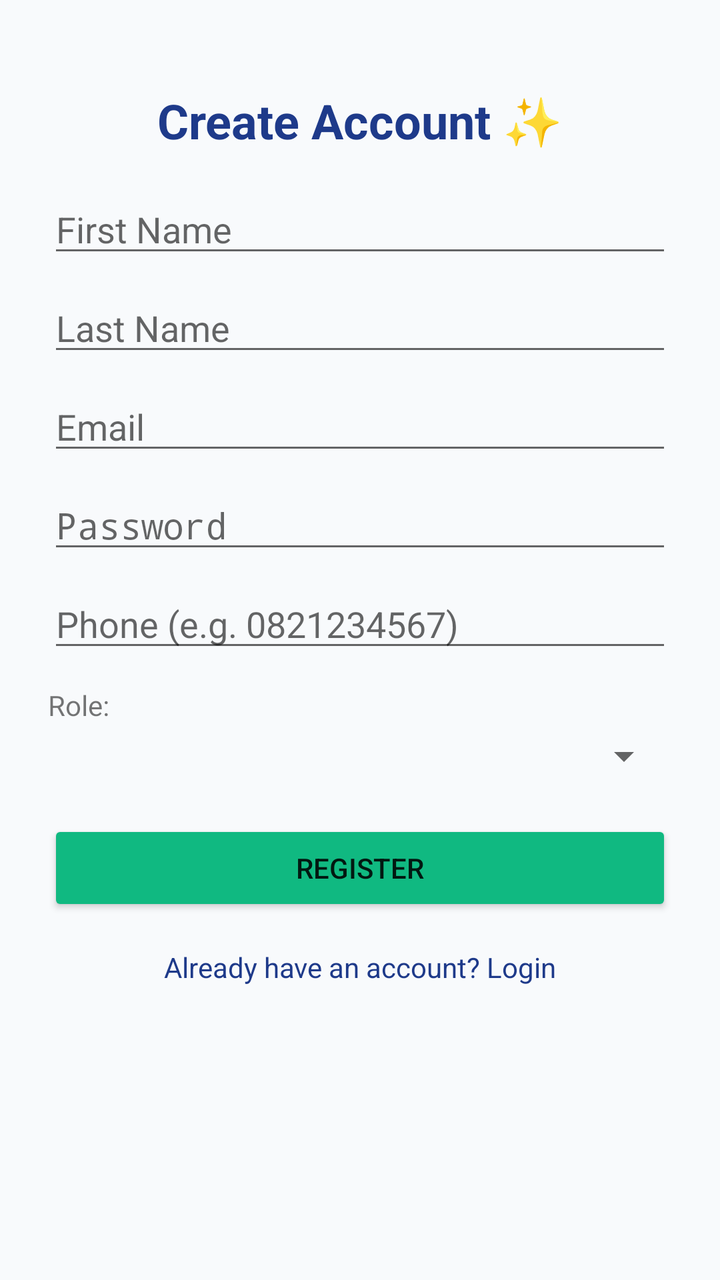
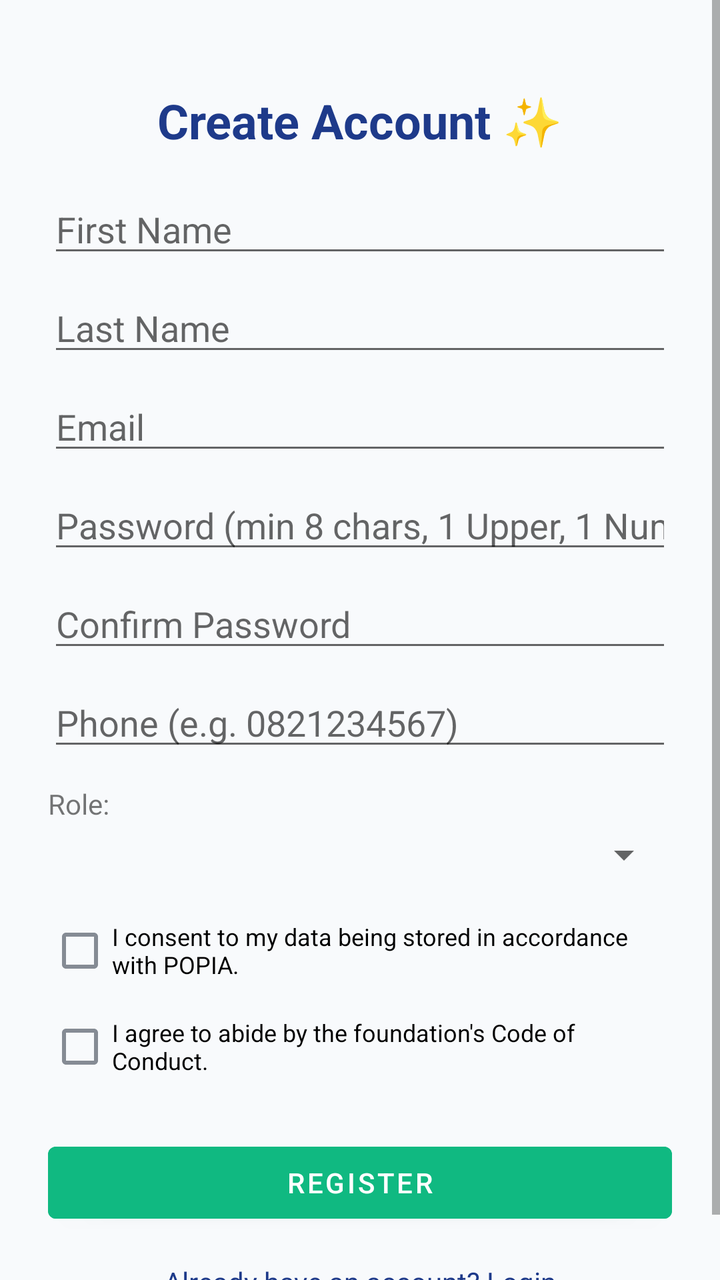

Compare the two renders of this Android layout. The source of the first and the diff that turns it into the second are given below.
<!-- AndroidManifest.xml: application theme Theme.EasySaturdaysApp -->
<!-- res/layout/activity_register.xml -->
<?xml version="1.0" encoding="utf-8"?>
<ScrollView xmlns:android="http://schemas.android.com/apk/res/android"
    android:layout_width="match_parent" android:layout_height="match_parent" android:background="#F8FAFC">
    <LinearLayout android:layout_width="match_parent" android:layout_height="wrap_content" android:orientation="vertical" android:padding="24dp">
        <TextView android:layout_width="match_parent" android:layout_height="wrap_content" android:text="@string/create_account" android:textSize="24sp" android:textStyle="bold" android:textColor="#1E3A8A" android:gravity="center" android:layout_marginTop="20dp"/>

        <EditText android:id="@+id/etRegFirstName" android:layout_width="match_parent" android:layout_height="wrap_content" android:hint="@string/first_name" android:layout_marginTop="16dp"/>
        <EditText android:id="@+id/etRegLastName" android:layout_width="match_parent" android:layout_height="wrap_content" android:hint="@string/last_name" android:layout_marginTop="8dp"/>
        <EditText android:id="@+id/etRegEmail" android:layout_width="match_parent" android:layout_height="wrap_content" android:hint="@string/email" android:inputType="textEmailAddress" android:layout_marginTop="8dp"/>
        <EditText android:id="@+id/etRegPassword" android:layout_width="match_parent" android:layout_height="wrap_content" android:hint="@string/password" android:inputType="textPassword" android:layout_marginTop="8dp"/>
        <EditText android:id="@+id/etRegPhone" android:layout_width="match_parent" android:layout_height="wrap_content" android:hint="@string/phone_e_g_0821234567" android:inputType="phone" android:layout_marginTop="8dp"/>

        <TextView android:layout_width="match_parent" android:layout_height="wrap_content" android:text="@string/role" android:layout_marginTop="12dp"/>
        <Spinner android:id="@+id/spinnerRole" android:layout_width="match_parent" android:layout_height="wrap_content" android:layout_marginTop="4dp"/>

        <Button android:id="@+id/btnRegister" android:layout_width="match_parent" android:layout_height="wrap_content" android:text="@string/register" android:backgroundTint="#10B981" android:layout_marginTop="20dp"/>
        <TextView android:id="@+id/tvGoToLogin" android:layout_width="match_parent" android:layout_height="wrap_content" android:text="@string/already_have_an_account_login" android:textColor="#1E3A8A" android:gravity="center" android:layout_marginTop="16dp"/>
    </LinearLayout>
</ScrollView>
<!-- resources referenced by this layout -->
<resources>
  <string name="already_have_an_account_login">Already have an account? Login</string>
  <string name="create_account">Create Account ✨</string>
  <string name="email">Email</string>
  <string name="first_name">First Name</string>
  <string name="last_name">Last Name</string>
  <string name="password">Password</string>
  <string name="phone_e_g_0821234567">Phone (e.g. 0821234567)</string>
  <string name="register">Register</string>
  <string name="role">Role:</string>
  <style name="Theme.EasySaturdaysApp" parent="Theme.AppCompat.Light.NoActionBar">
      </style>
</resources>

<!-- the commit's change to res/layout/activity_register.xml (unified diff, before → after) -->
@@ -1,18 +1,46 @@
 <?xml version="1.0" encoding="utf-8"?>
 <ScrollView xmlns:android="http://schemas.android.com/apk/res/android"
-    android:layout_width="match_parent" android:layout_height="match_parent" android:background="#F8FAFC">
-    <LinearLayout android:layout_width="match_parent" android:layout_height="wrap_content" android:orientation="vertical" android:padding="24dp">
-        <TextView android:layout_width="match_parent" android:layout_height="wrap_content" android:text="@string/create_account" android:textSize="24sp" android:textStyle="bold" android:textColor="#1E3A8A" android:gravity="center" android:layout_marginTop="20dp"/>
+    android:layout_width="match_parent"
+    android:layout_height="match_parent"
+    android:background="#F8FAFC">
+
+    <LinearLayout
+        android:layout_width="match_parent"
+        android:layout_height="wrap_content"
+        android:orientation="vertical"
+        android:padding="24dp">
+
+        <TextView
+            android:layout_width="match_parent"
+            android:layout_height="wrap_content"
+            android:text="@string/create_account"
+            android:textSize="24sp"
+            android:textStyle="bold"
+            android:textColor="#1E3A8A"
+            android:gravity="center"
+            android:layout_marginTop="20dp"/>
 
         <EditText android:id="@+id/etRegFirstName" android:layout_width="match_parent" android:layout_height="wrap_content" android:hint="@string/first_name" android:layout_marginTop="16dp"/>
         <EditText android:id="@+id/etRegLastName" android:layout_width="match_parent" android:layout_height="wrap_content" android:hint="@string/last_name" android:layout_marginTop="8dp"/>
         <EditText android:id="@+id/etRegEmail" android:layout_width="match_parent" android:layout_height="wrap_content" android:hint="@string/email" android:inputType="textEmailAddress" android:layout_marginTop="8dp"/>
-        <EditText android:id="@+id/etRegPassword" android:layout_width="match_parent" android:layout_height="wrap_content" android:hint="@string/password" android:inputType="textPassword" android:layout_marginTop="8dp"/>
+
+        
+        <EditText android:id="@+id/etRegPassword" android:layout_width="match_parent" android:layout_height="wrap_content" android:hint="Password (min 8 chars, 1 Upper, 1 Num)" android:inputType="textPassword" android:layout_marginTop="8dp"/>
+
+        
+        <EditText android:id="@+id/etRegConfirmPassword" android:layout_width="match_parent" android:layout_height="wrap_content" android:hint="Confirm Password" android:inputType="textPassword" android:layout_marginTop="8dp"/>
+
         <EditText android:id="@+id/etRegPhone" android:layout_width="match_parent" android:layout_height="wrap_content" android:hint="@string/phone_e_g_0821234567" android:inputType="phone" android:layout_marginTop="8dp"/>
 
         <TextView android:layout_width="match_parent" android:layout_height="wrap_content" android:text="@string/role" android:layout_marginTop="12dp"/>
         <Spinner android:id="@+id/spinnerRole" android:layout_width="match_parent" android:layout_height="wrap_content" android:layout_marginTop="4dp"/>
 
+        
+        <CheckBox android:id="@+id/cbPopia" android:layout_width="match_parent" android:layout_height="wrap_content" android:text="I consent to my data being stored in accordance with POPIA." android:textSize="12sp" android:layout_marginTop="12dp"/>
+
+        
+        <CheckBox android:id="@+id/cbTerms" android:layout_width="match_parent" android:layout_height="wrap_content" android:text="I agree to abide by the foundation's Code of Conduct." android:textSize="12sp"/>
+
         <Button android:id="@+id/btnRegister" android:layout_width="match_parent" android:layout_height="wrap_content" android:text="@string/register" android:backgroundTint="#10B981" android:layout_marginTop="20dp"/>
         <TextView android:id="@+id/tvGoToLogin" android:layout_width="match_parent" android:layout_height="wrap_content" android:text="@string/already_have_an_account_login" android:textColor="#1E3A8A" android:gravity="center" android:layout_marginTop="16dp"/>
     </LinearLayout>
<!-- resource entries referenced after the edit -->
@@ -5,11 +5,29 @@
   <string name="email">Email</string>
   <string name="first_name">First Name</string>
   <string name="last_name">Last Name</string>
-  <string name="password">Password</string>
   <string name="phone_e_g_0821234567">Phone (e.g. 0821234567)</string>
   <string name="register">Register</string>
   <string name="role">Role:</string>
-  <style name="Theme.EasySaturdaysApp" parent="Theme.AppCompat.Light.NoActionBar">
+  <style name="Theme.EasySaturdaysApp" parent="Theme.MaterialComponents.Light.NoActionBar">
+          
+          <item name="colorPrimary">@color/primary</item>
+          <item name="colorPrimaryVariant">@color/primary_light</item>
+          <item name="colorOnPrimary">@color/white</item>
+          
+          <item name="colorSecondary">@color/secondary</item>
+          <item name="colorSecondaryVariant">@color/secondary</item>
+          <item name="colorOnSecondary">@color/black</item>
+          
+          <item name="android:statusBarColor" tools:targetApi="l">?attr/colorPrimaryVariant</item>
+  
+          <item name="colorSurface">@color/white</item>
+          <item name="colorOnSurface">@color/text_dark</item>
       </style>
+  <color name="primary">#1E3A8A</color>
+  <color name="primary_light">#1E40AF</color>
+  <color name="white">#FFFFFF</color>
+  <color name="secondary">#F59E0B</color>
+  <color name="black">#FF000000</color>
+  <color name="text_dark">#1E293B</color>
 </resources>
 
